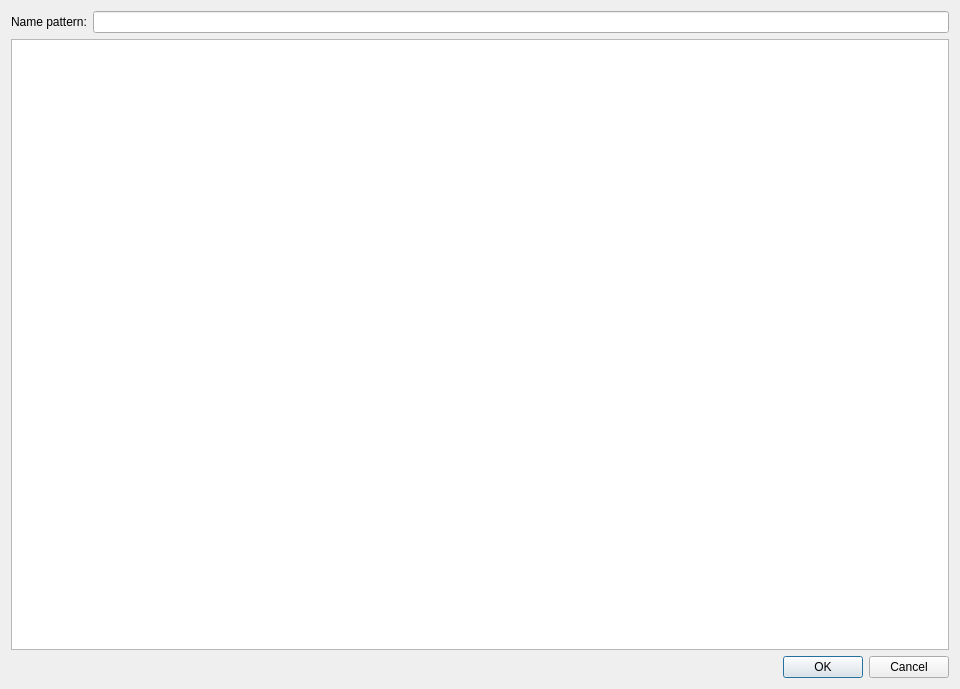
First picture: the form in src/ui/local/batchrenamedialog.ui, repository kaniol-lck/modmanager, before the edit.
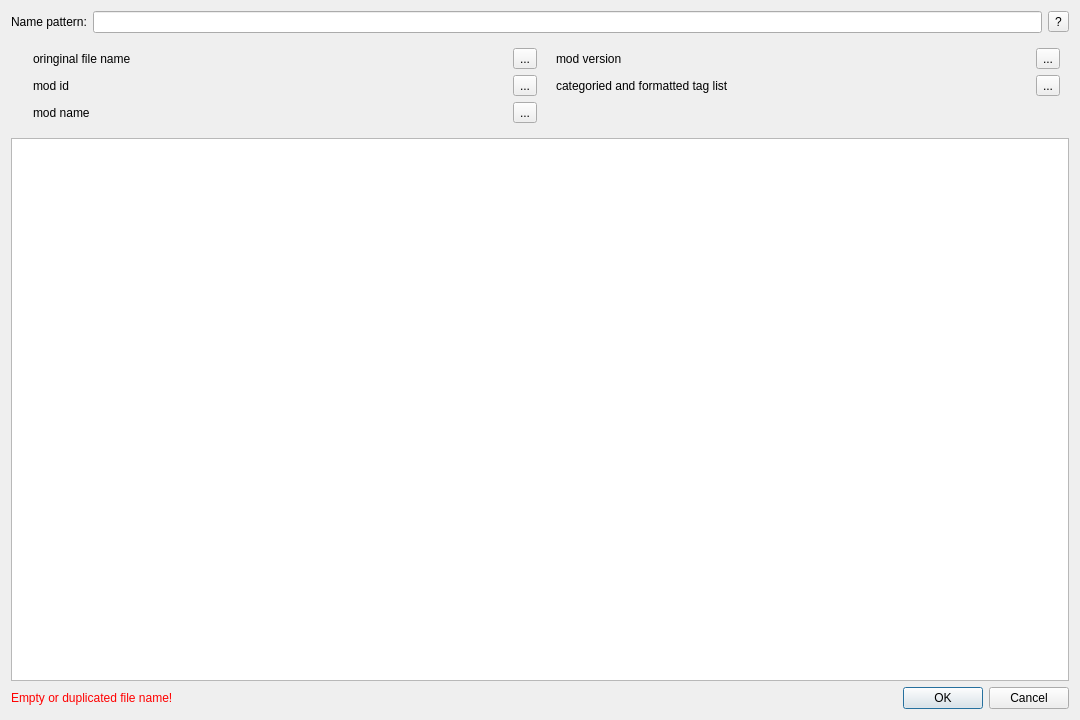
Second picture: the form after the edit. Icons and pictures are not drawn.

Commit message: batch rename helper & tweak button position

```diff
--- a/src/ui/local/batchrenamedialog.ui
+++ b/src/ui/local/batchrenamedialog.ui
@@ -6,25 +6,15 @@
    <rect>
     <x>0</x>
     <y>0</y>
-    <width>960</width>
-    <height>689</height>
+    <width>1080</width>
+    <height>720</height>
    </rect>
   </property>
   <property name="windowTitle">
    <string>Dialog</string>
   </property>
-  <layout class="QGridLayout" name="gridLayout">
-   <item row="3" column="1">
-    <widget class="QDialogButtonBox" name="buttonBox">
-     <property name="orientation">
-      <enum>Qt::Horizontal</enum>
-     </property>
-     <property name="standardButtons">
-      <set>QDialogButtonBox::Cancel|QDialogButtonBox::Ok</set>
-     </property>
-    </widget>
-   </item>
-   <item row="2" column="0" colspan="2">
+  <layout class="QGridLayout" name="gridLayout_2">
+   <item row="2" column="0">
     <widget class="QTableView" name="tableView">
      <property name="selectionMode">
       <enum>QAbstractItemView::SingleSelection</enum>
@@ -40,18 +30,283 @@
      </attribute>
     </widget>
    </item>
+   <item row="3" column="0">
+    <layout class="QHBoxLayout" name="horizontalLayout_2">
+     <item>
+      <widget class="QLabel" name="statusText">
+       <property name="styleSheet">
+        <string notr="true">color: rgb(255, 0, 0);</string>
+       </property>
+       <property name="text">
+        <string>Empty or duplicated file name!</string>
+       </property>
+      </widget>
+     </item>
+     <item>
+      <widget class="QDialogButtonBox" name="buttonBox">
+       <property name="orientation">
+        <enum>Qt::Horizontal</enum>
+       </property>
+       <property name="standardButtons">
+        <set>QDialogButtonBox::Cancel|QDialogButtonBox::Ok</set>
+       </property>
+      </widget>
+     </item>
+    </layout>
+   </item>
+   <item row="1" column="0">
+    <widget class="QWidget" name="widget" native="true">
+     <layout class="QGridLayout" name="gridLayout">
+      <item row="0" column="0">
+       <layout class="QFormLayout" name="formLayout">
+        <item row="0" column="0">
+         <widget class="QLabel" name="label_2">
+          <property name="font">
+           <font>
+            <family>Consolas ligaturized v2</family>
+           </font>
+          </property>
+          <property name="text">
+           <string>&lt;filename&gt;</string>
+          </property>
+         </widget>
+        </item>
+        <item row="0" column="1">
+         <layout class="QHBoxLayout" name="horizontalLayout_3">
+          <item>
+           <widget class="QLabel" name="label_3">
+            <property name="sizePolicy">
+             <sizepolicy hsizetype="Expanding" vsizetype="Preferred">
+              <horstretch>0</horstretch>
+              <verstretch>0</verstretch>
+             </sizepolicy>
+            </property>
+            <property name="text">
+             <string>oringinal file name</string>
+            </property>
+           </widget>
+          </item>
+          <item>
+           <widget class="QToolButton" name="toolButton_2">
+            <property name="toolTip">
+             <string>Add to pattern</string>
+            </property>
+            <property name="text">
+             <string>...</string>
+            </property>
+            <property name="icon">
+             <iconset theme="list-add"/>
+            </property>
+           </widget>
+          </item>
+         </layout>
+        </item>
+        <item row="1" column="0">
+         <widget class="QLabel" name="label_5">
+          <property name="font">
+           <font>
+            <family>Consolas ligaturized v2</family>
+           </font>
+          </property>
+          <property name="text">
+           <string>&lt;id&gt;</string>
+          </property>
+         </widget>
+        </item>
+        <item row="1" column="1">
+         <layout class="QHBoxLayout" name="horizontalLayout_4">
+          <item>
+           <widget class="QLabel" name="label_4">
+            <property name="sizePolicy">
+             <sizepolicy hsizetype="Expanding" vsizetype="Preferred">
+              <horstretch>0</horstretch>
+              <verstretch>0</verstretch>
+             </sizepolicy>
+            </property>
+            <property name="text">
+             <string>mod id</string>
+            </property>
+           </widget>
+          </item>
+          <item>
+           <widget class="QToolButton" name="toolButton_3">
+            <property name="toolTip">
+             <string>Add to pattern</string>
+            </property>
+            <property name="text">
+             <string>...</string>
+            </property>
+            <property name="icon">
+             <iconset theme="list-add"/>
+            </property>
+           </widget>
+          </item>
+         </layout>
+        </item>
+        <item row="2" column="0">
+         <widget class="QLabel" name="label_7">
+          <property name="font">
+           <font>
+            <family>Consolas ligaturized v2</family>
+           </font>
+          </property>
+          <property name="text">
+           <string>&lt;name&gt;</string>
+          </property>
+         </widget>
+        </item>
+        <item row="2" column="1">
+         <layout class="QHBoxLayout" name="horizontalLayout_5">
+          <item>
+           <widget class="QLabel" name="label_6">
+            <property name="sizePolicy">
+             <sizepolicy hsizetype="Expanding" vsizetype="Preferred">
+              <horstretch>0</horstretch>
+              <verstretch>0</verstretch>
+             </sizepolicy>
+            </property>
+            <property name="text">
+             <string>mod name</string>
+            </property>
+           </widget>
+          </item>
+          <item>
+           <widget class="QToolButton" name="toolButton_4">
+            <property name="toolTip">
+             <string>Add to pattern</string>
+            </property>
+            <property name="text">
+             <string>...</string>
+            </property>
+            <property name="icon">
+             <iconset theme="list-add"/>
+            </property>
+           </widget>
+          </item>
+         </layout>
+        </item>
+       </layout>
+      </item>
+      <item row="0" column="1">
+       <layout class="QFormLayout" name="formLayout_2">
+        <item row="0" column="0">
+         <widget class="QLabel" name="label_9">
+          <property name="font">
+           <font>
+            <family>Consolas ligaturized v2</family>
+           </font>
+          </property>
+          <property name="text">
+           <string>&lt;version&gt;</string>
+          </property>
+         </widget>
+        </item>
+        <item row="0" column="1">
+         <layout class="QHBoxLayout" name="horizontalLayout_6">
+          <item>
+           <widget class="QLabel" name="label_8">
+            <property name="sizePolicy">
+             <sizepolicy hsizetype="Expanding" vsizetype="Preferred">
+              <horstretch>0</horstretch>
+              <verstretch>0</verstretch>
+             </sizepolicy>
+            </property>
+            <property name="text">
+             <string>mod version</string>
+            </property>
+           </widget>
+          </item>
+          <item>
+           <widget class="QToolButton" name="toolButton_5">
+            <property name="toolTip">
+             <string>Add to pattern</string>
+            </property>
+            <property name="text">
+             <string>...</string>
+            </property>
+            <property name="icon">
+             <iconset theme="list-add"/>
+            </property>
+           </widget>
+          </item>
+         </layout>
+        </item>
+        <item row="1" column="0">
+         <widget class="QLabel" name="label_13">
+          <property name="font">
+           <font>
+            <family>Consolas ligaturized v2</family>
+           </font>
+          </property>
+          <property name="text">
+           <string>&lt;tags|...|...&gt;</string>
+          </property>
+         </widget>
+        </item>
+        <item row="1" column="1">
+         <layout class="QHBoxLayout" name="horizontalLayout_8">
+          <item>
+           <widget class="QLabel" name="label_12">
+            <property name="sizePolicy">
+             <sizepolicy hsizetype="Expanding" vsizetype="Preferred">
+              <horstretch>0</horstretch>
+              <verstretch>0</verstretch>
+             </sizepolicy>
+            </property>
+            <property name="text">
+             <string>categoried and formatted tag list</string>
+            </property>
+           </widget>
+          </item>
+          <item>
+           <widget class="QToolButton" name="addTagsButton">
+            <property name="toolTip">
+             <string>Add to pattern</string>
+            </property>
+            <property name="text">
+             <string>...</string>
+            </property>
+            <property name="icon">
+             <iconset theme="list-add"/>
+            </property>
+            <property name="popupMode">
+             <enum>QToolButton::InstantPopup</enum>
+            </property>
+           </widget>
+          </item>
+         </layout>
+        </item>
+       </layout>
+      </item>
+     </layout>
+    </widget>
+   </item>
    <item row="0" column="0">
-    <widget class="QLabel" name="label">
-     <property name="toolTip">
-      <string>&lt;html&gt;&lt;head/&gt;&lt;body&gt;&lt;p&gt;&lt;br/&gt;&lt;/p&gt;&lt;/body&gt;&lt;/html&gt;</string>
-     </property>
-     <property name="text">
-      <string>Name pattern:</string>
-     </property>
-    </widget>
-   </item>
-   <item row="0" column="1">
-    <widget class="QLineEdit" name="renamePattern"/>
+    <layout class="QHBoxLayout" name="horizontalLayout">
+     <item>
+      <widget class="QLabel" name="label">
+       <property name="toolTip">
+        <string>&lt;html&gt;&lt;head/&gt;&lt;body&gt;&lt;p&gt;&lt;br/&gt;&lt;/p&gt;&lt;/body&gt;&lt;/html&gt;</string>
+       </property>
+       <property name="text">
+        <string>Name pattern:</string>
+       </property>
+      </widget>
+     </item>
+     <item>
+      <widget class="QLineEdit" name="renamePattern"/>
+     </item>
+     <item>
+      <widget class="QToolButton" name="toolButton">
+       <property name="text">
+        <string>?</string>
+       </property>
+       <property name="checkable">
+        <bool>true</bool>
+       </property>
+      </widget>
+     </item>
+    </layout>
    </item>
   </layout>
  </widget>
```
Left out of the diff: 2 changed lines with no effect on the pictures. The commit also changes 7 other files.
